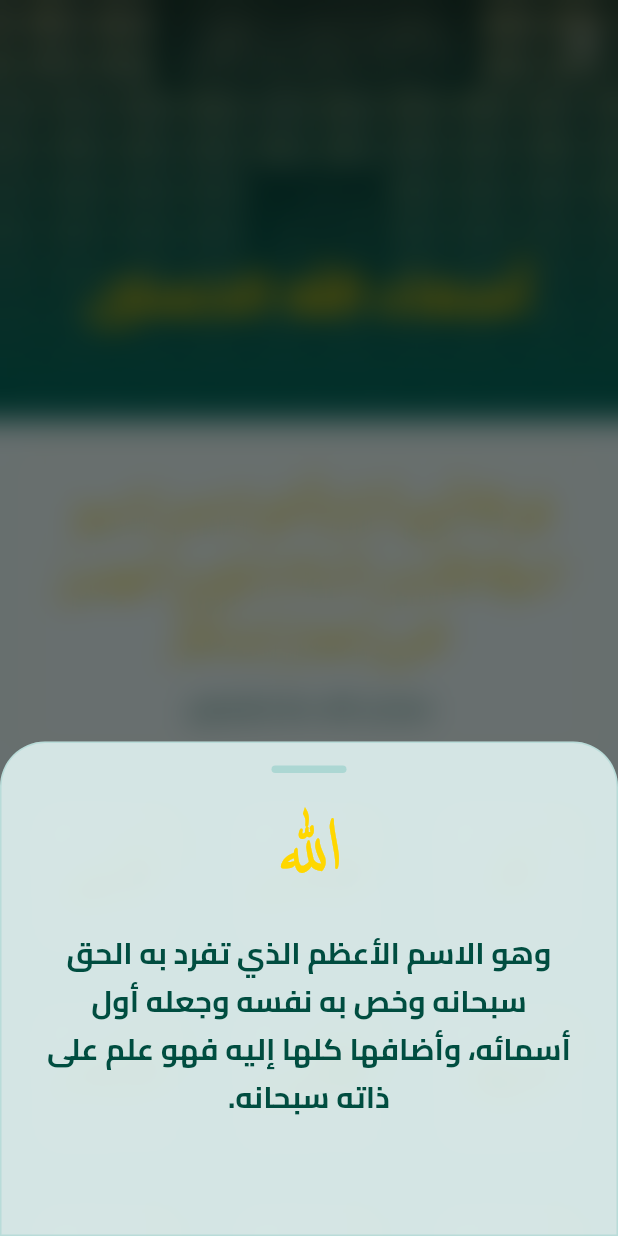
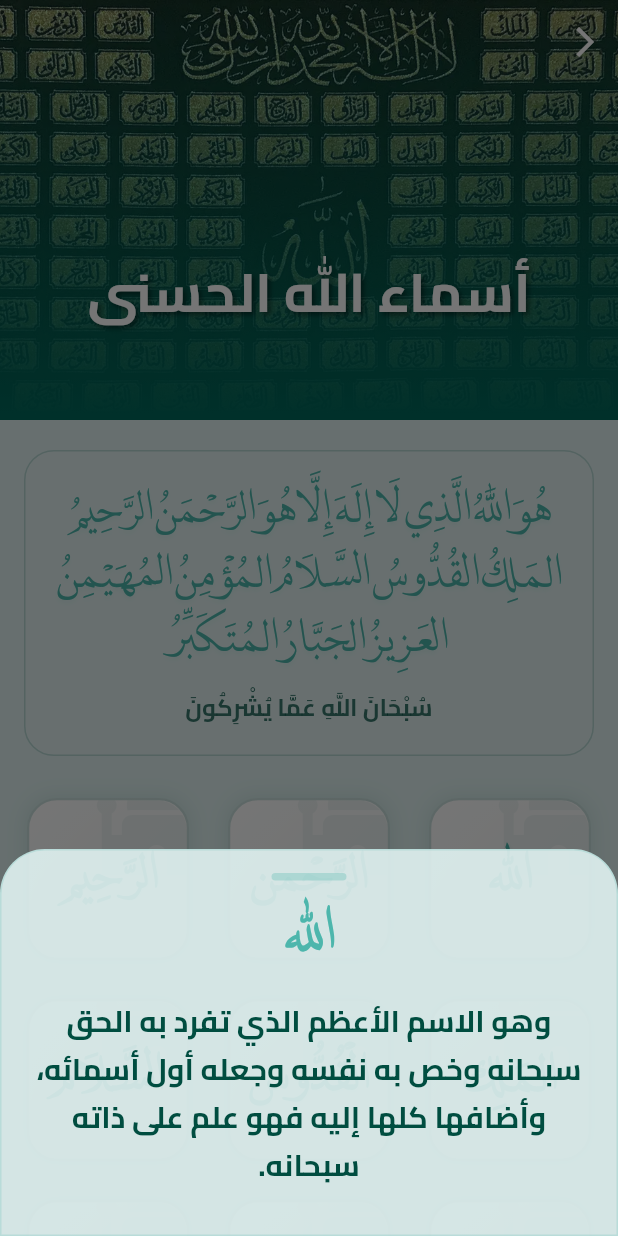
Before and after one commit to AbdelmenamAdel/Azkary, a Flutter app: the AllahNamesView screen opened directly, after a tap on "الله", on a phone screen of 412 x 824 dp. Run offline on Flutter 3.47's test engine with Material 3 defaults, Android fonts, the phone set to English and light mode, and no system bars; our stand-ins replace audioplayers, flutter_bloc, flutter_local_notifications, flutter_screenutil, flutter_secure_storage, font_awesome_flutter and 5 more; missing offline and left inert: widget_zoom; accounts and stored records are empty.

Commit message:
feat: Implement enhanced notification scheduling with platform permissions and dynamic theme adjustments for the Allah names view.

```diff
--- a/lib/core/services/notification_service.dart
+++ b/lib/core/services/notification_service.dart
@@ -22,13 +22,13 @@ class NotificationService {
     tz.initializeTimeZones();
 
     const AndroidInitializationSettings initializationSettingsAndroid =
-        AndroidInitializationSettings('@mip-map/ic_launcher');
+        AndroidInitializationSettings('@mipmap/ic_launcher');
 
     const DarwinInitializationSettings initializationSettingsIOS =
         DarwinInitializationSettings(
-          requestAlertPermission: false,
-          requestBadgePermission: false,
-          requestSoundPermission: false,
+          requestAlertPermission: true,
+          requestBadgePermission: true,
+          requestSoundPermission: true,
         );
 
     const InitializationSettings initializationSettings =
@@ -93,6 +93,18 @@ class NotificationService {
       await Permission.notification.request();
     }
 
+    if (await Permission.scheduleExactAlarm.isDenied) {
+      await Permission.scheduleExactAlarm.request();
+    }
+
+    // iOS specific permissions
+    await _notificationsPlugin
+        .resolvePlatformSpecificImplementation<
+          IOSFlutterLocalNotificationsPlugin
+        >()
+        ?.requestPermissions(alert: true, badge: true, sound: true);
+
+    // Android specific channel creation
     await _notificationsPlugin
         .resolvePlatformSpecificImplementation<
           AndroidFlutterLocalNotificationsPlugin
@@ -114,12 +126,15 @@ class NotificationService {
     final allAzkar = _getAllAzkar();
     final random = Random();
 
+    // Check if we can use exact alarms
+    final bool canScheduleExact = await Permission.scheduleExactAlarm.isGranted;
+
     // Schedule 50 notifications for today
     // We'll spread them between 6 AM and 11 PM
     const startHour = 3;
     const endHour = 24;
     const totalHours = endHour - startHour;
-    final intervalMinutes = (totalHours * 60) / 50;
+    const intervalMinutes = (totalHours * 60) / 50;
 
     for (int i = 0; i < 50; i++) {
       final zekr = allAzkar[random.nextInt(allAzkar.length)];
@@ -128,7 +143,13 @@ class NotificationService {
       );
 
       // If the time is too late today, it will naturally be scheduled for later
-      await _scheduleNotification(i, "اذكر الله", zekr, scheduledTime);
+      await _scheduleNotification(
+        i,
+        "اذكر الله",
+        zekr,
+        scheduledTime,
+        canScheduleExact,
+      );
     }
   }
 
@@ -137,6 +158,7 @@ class NotificationService {
     String title,
     String body,
     DateTime scheduledDate,
+    bool canScheduleExact,
   ) async {
     await _notificationsPlugin.zonedSchedule(
       id,
@@ -153,7 +175,9 @@ class NotificationService {
         ),
         iOS: DarwinNotificationDetails(),
       ),
-      androidScheduleMode: AndroidScheduleMode.exactAllowWhileIdle,
+      androidScheduleMode: canScheduleExact
+          ? AndroidScheduleMode.exactAllowWhileIdle
+          : AndroidScheduleMode.inexactAllowWhileIdle,
       uiLocalNotificationDateInterpretation:
           UILocalNotificationDateInterpretation.absoluteTime,
       matchDateTimeComponents: DateTimeComponents.time,
--- a/lib/features/Azkar/view/allah_names_view.dart
+++ b/lib/features/Azkar/view/allah_names_view.dart
@@ -1,9 +1,12 @@
+import 'package:azkar/core/manager/app_cubit.dart';
+import 'package:azkar/core/theme/app_theme_enum.dart';
 import 'package:azkar/core/localization/app_localizations.dart';
 import 'package:azkar/core/theme/app_colors_extension.dart';
 import 'package:azkar/core/utils/app_images.dart';
 import 'package:azkar/features/Azkar/manager/model/allah_names_model.dart';
 import 'package:azkar/features/Azkar/view/widgets/allah_name_grid_item.dart';
 import 'package:flutter/material.dart';
+import 'package:flutter_bloc/flutter_bloc.dart';
 
 class AllahNamesView extends StatelessWidget {
   const AllahNamesView({super.key});
@@ -11,6 +14,11 @@ class AllahNamesView extends StatelessWidget {
   @override
   Widget build(BuildContext context) {
     final colors = context.colors;
+    final isMidnight =
+        context.read<AppCubit>().state.theme == AppTheme.midnight;
+    final accentColor = isMidnight
+        ? const Color(0xFFFFD700)
+        : colors.secondary!;
     final locale = Localizations.localeOf(context);
     return Scaffold(
       // backgroundColor is handled by global theme (primary)
@@ -30,10 +38,7 @@ class AllahNamesView extends StatelessWidget {
               background: Stack(
                 fit: StackFit.expand,
                 children: [
-                  Image.asset(
-                    AppImages.allahnames,
-                    fit: BoxFit.cover,
-                  ),
+                  Image.asset(AppImages.allahnames, fit: BoxFit.cover),
                   Container(
                     decoration: BoxDecoration(
                       gradient: LinearGradient(
@@ -58,11 +63,13 @@ class AllahNamesView extends StatelessWidget {
                         textAlign: TextAlign.center,
                         maxLines: 1,
                         style: TextStyle(
-                          color: const Color(0xFFFFD700), // Gold
+                          color: Colors
+                              .white, // Standard white for dark app bar background
                           fontSize: 36,
                           fontWeight: FontWeight.bold,
-                          fontFamily:
-                              locale.languageCode == 'ar' ? 'Cairo' : null,
+                          fontFamily: locale.languageCode == 'ar'
+                              ? 'Cairo'
+                              : null,
                           shadows: const [
                             Shadow(
                               color: Colors.black45,
@@ -86,8 +93,7 @@ class AllahNamesView extends StatelessWidget {
                 color: colors.surface?.withValues(alpha: 0.1),
                 borderRadius: BorderRadius.circular(20),
                 border: Border.all(
-                  color: const Color(0xFFFFD700)
-                      .withValues(alpha: 0.3), // Gold border
+                  color: colors.primary!.withValues(alpha: 0.2),
                   width: 1,
                 ),
               ),
@@ -96,15 +102,17 @@ class AllahNamesView extends StatelessWidget {
                   Text(
                     context.translate('allah_verse'),
                     textAlign: TextAlign.center,
-                    style: const TextStyle(
+                    style: TextStyle(
                       fontFamily: 'Nabi',
                       fontSize: 24,
-                      color: Color(0xFFFFD700), // Premium Gold
+                      color: accentColor,
                       height: 1.8,
                       shadows: [
                         Shadow(
-                          color: Colors.black26,
-                          offset: Offset(0, 2),
+                          color: isMidnight
+                              ? Colors.black26
+                              : accentColor.withValues(alpha: 0.1),
+                          offset: const Offset(0, 2),
                           blurRadius: 4,
                         ),
                       ],
@@ -133,20 +141,15 @@ class AllahNamesView extends StatelessWidget {
                 mainAxisSpacing: 10,
                 crossAxisSpacing: 10,
               ),
-              delegate: SliverChildBuilderDelegate(
-                (context, index) {
-                  return AllahNameGridItem(
-                    model: AllahNamesModel.allahNames[index],
-                    index: index,
-                  );
-                },
-                childCount: AllahNamesModel.allahNames.length,
-              ),
+              delegate: SliverChildBuilderDelegate((context, index) {
+                return AllahNameGridItem(
+                  model: AllahNamesModel.allahNames[index],
+                  index: index,
+                );
+              }, childCount: AllahNamesModel.allahNames.length),
             ),
           ),
-          const SliverToBoxAdapter(
-            child: SizedBox(height: 50),
-          ),
+          const SliverToBoxAdapter(child: SizedBox(height: 50)),
         ],
       ),
     );
--- a/lib/features/Azkar/view/widgets/allah_name_grid_item.dart
+++ b/lib/features/Azkar/view/widgets/allah_name_grid_item.dart
@@ -1,6 +1,9 @@
+import 'package:azkar/core/manager/app_cubit.dart';
+import 'package:azkar/core/theme/app_theme_enum.dart';
 import 'package:azkar/core/theme/app_colors_extension.dart';
 import 'package:azkar/features/Azkar/manager/model/allah_names_model.dart';
 import 'package:flutter/material.dart';
+import 'package:flutter_bloc/flutter_bloc.dart';
 import 'dart:ui';
 
 class AllahNameGridItem extends StatelessWidget {
@@ -16,6 +19,11 @@ class AllahNameGridItem extends StatelessWidget {
   @override
   Widget build(BuildContext context) {
     final colors = context.colors;
+    final isMidnight =
+        context.read<AppCubit>().state.theme == AppTheme.midnight;
+    final primaryColor = isMidnight
+        ? const Color(0xFFFFD700)
+        : colors.secondary!;
 
     return TweenAnimationBuilder<double>(
       duration: Duration(milliseconds: 500 + (index % 10 * 50)),
@@ -38,14 +46,10 @@ class AllahNameGridItem extends StatelessWidget {
             gradient: LinearGradient(
               begin: Alignment.topLeft,
               end: Alignment.bottomRight,
-              colors: [
-                colors.surface!,
-                colors.surface!.withValues(alpha: 0.8),
-              ],
+              colors: [colors.surface!, colors.surface!.withValues(alpha: 0.8)],
             ),
             border: Border.all(
-              color:
-                  const Color(0xFFFFD700).withValues(alpha: 0.4), // Gold border
+              color: colors.primary!.withValues(alpha: 0.2),
               width: 1.5,
             ),
             boxShadow: [
@@ -67,8 +71,9 @@ class AllahNameGridItem extends StatelessWidget {
                   child: Icon(
                     Icons.mosque,
                     size: 80,
-                    color: const Color(0xFFFFD700)
-                        .withValues(alpha: 0.1), // Gold accent icon
+                    color: colors.primary!.withValues(
+                      alpha: 0.05,
+                    ), // Subtle theme accent icon
                   ),
                 ),
                 Center(
@@ -80,16 +85,16 @@ class AllahNameGridItem extends StatelessWidget {
                         model.name,
                         textAlign: TextAlign.center,
                         maxLines: 1,
-                        style: const TextStyle(
+                        style: TextStyle(
                           fontFamily: 'Nabi',
-                          fontSize: 26,
+                          fontSize: 28,
                           fontWeight: FontWeight.bold,
-                          color: Color(0xFFFFD700), // Premium Gold
+                          color: primaryColor,
                           shadows: [
                             Shadow(
-                              color: Colors.black45,
-                              offset: Offset(1, 1),
-                              blurRadius: 3,
+                              color: primaryColor.withValues(alpha: 0.1),
+                              offset: const Offset(1, 1),
+                              blurRadius: 2,
                             ),
                           ],
                         ),
@@ -107,25 +112,32 @@ class AllahNameGridItem extends StatelessWidget {
 
   void _showDetail(BuildContext context) {
     final colors = context.colors;
+    final isMidnight =
+        context.read<AppCubit>().state.theme == AppTheme.midnight;
+    final primaryColor = isMidnight
+        ? const Color(0xFFFFD700)
+        : colors.secondary!;
     showModalBottomSheet(
       context: context,
       backgroundColor: Colors.transparent,
       isScrollControlled: true,
       builder: (context) {
         return BackdropFilter(
-          filter: ImageFilter.blur(sigmaX: 10, sigmaY: 10),
+          filter: ImageFilter.blur(sigmaX: .1, sigmaY: .1),
           child: Container(
-            height: MediaQuery.of(context).size.height * 0.4,
+            // height: MediaQuery.of(context).size.height * 0.4,
             decoration: BoxDecoration(
               color: colors.background?.withValues(alpha: 0.9),
-              borderRadius:
-                  const BorderRadius.vertical(top: Radius.circular(30)),
+              borderRadius: const BorderRadius.vertical(
+                top: Radius.circular(30),
+              ),
               border: Border.all(
                 color: colors.secondary!.withValues(alpha: 0.2),
                 width: 1,
               ),
             ),
             child: Column(
+              mainAxisSize: MainAxisSize.min,
               children: [
                 const SizedBox(height: 15),
                 Container(
@@ -136,20 +148,19 @@ class AllahNameGridItem extends StatelessWidget {
                     borderRadius: BorderRadius.circular(10),
                   ),
                 ),
-                const SizedBox(height: 30),
+                const SizedBox(height: 16),
                 Text(
                   model.name,
-                  style: const TextStyle(
+                  style: TextStyle(
                     fontFamily: 'Nabi',
-                    fontSize: 38,
+                    fontSize: 32,
                     fontWeight: FontWeight.bold,
-                    color: Color(0xFFFFD700), // Premium Gold
+                    color: primaryColor,
                   ),
                 ),
-                const SizedBox(height: 20),
-                Expanded(
-                  child: SingleChildScrollView(
-                    padding: const EdgeInsets.symmetric(horizontal: 30),
+                const SizedBox(height: 16),
+                Padding(
+                  padding: const EdgeInsets.symmetric(horizontal: 16),
                   child: Text(
                     model.description,
                     textAlign: TextAlign.center,
@@ -158,7 +169,6 @@ class AllahNameGridItem extends StatelessWidget {
                       fontSize: 20,
                       color: colors.text,
                       height: 1.6,
-                      ),
                     ),
                   ),
                 ),
--- a/lib/features/home/widgets/azkar_name_card.dart
+++ b/lib/features/home/widgets/azkar_name_card.dart
@@ -67,7 +67,7 @@ class _AzkarNameCardState extends State<AzkarNameCard>
       child: ScaleTransition(
         scale: _scaleAnimation,
         child: Container(
-          height: widget.height ?? 200.h,
+          height: widget.height ?? 220.h,
           margin: const EdgeInsets.symmetric(horizontal: 4, vertical: 4),
           decoration: BoxDecoration(
             borderRadius: BorderRadius.circular(20),
```
Also changed, not shown: 4 other files. Lines whose indentation alone changed are shown as unchanged.
